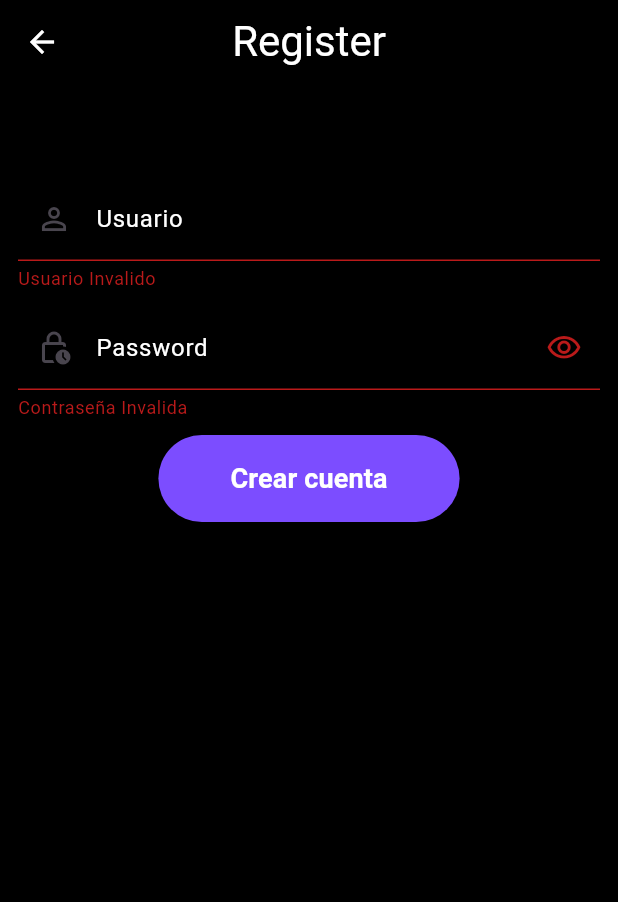
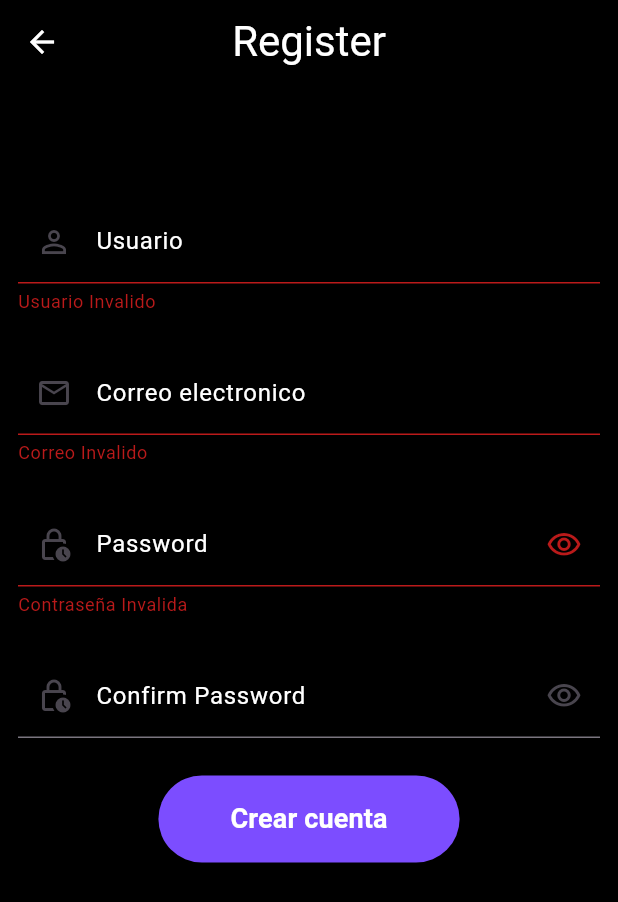
Before and after one commit to Yashsei/donut-app-cloudsupport, a Flutter app: the Register screen opened directly, after a tap on "Crear cuenta", on a phone screen of 412 x 824 dp. Shown: the top 902 px of the screen. Run offline on Flutter 3.47's test engine with Material 3 defaults, Android fonts, the phone set to English and light mode, and no system bars; our stand-ins replace flutter_dotenv, google_sign_in, supabase_flutter; accounts and stored records are empty.

Commit message:
feat(register and login): add verification and connect DB

```diff
--- a/lib/screens/register.dart
+++ b/lib/screens/register.dart
@@ -1,3 +1,4 @@
+import 'package:donut_app/screens/home_page.dart';
 import 'package:flutter/material.dart';
 import 'package:supabase_flutter/supabase_flutter.dart';
 
@@ -12,12 +13,32 @@ class _RegisterState extends State<Register> {
   bool _obscureText = true;
   final _userFocusNode = FocusNode();
   final _passwordFocusNode = FocusNode();
+  final _confirmFocusNode = FocusNode();
+  final _mailFocusNode = FocusNode();
 
   final _userController = TextEditingController();
   final _passController = TextEditingController();
+  final _mailController = TextEditingController();
+  final _confirmController = TextEditingController();
 
   String? passError;
   String? userError;
+  String? nameError;
+  String? mailError;
+  String? confirmError;
+
+  @override
+  void dispose() {
+    _userController.dispose();
+    _mailController.dispose();
+    _passController.dispose();
+    _confirmController.dispose();
+    _userFocusNode.dispose();
+    _passwordFocusNode.dispose();
+    _confirmFocusNode.dispose();
+    _mailFocusNode.dispose();
+    super.dispose();
+  }
 
   bool isValidUser(String user) {
     final re = RegExp(r'^[A-Za-z]{4,}$');
@@ -31,16 +52,70 @@ class _RegisterState extends State<Register> {
     return re.hasMatch(pass);
   }
 
-  void _onRegister() {
+  bool isValidMail(mail) {
+    final re = RegExp(r'^[^@\s]+@[^@\s]+\.[^@\s]+$');
+    return re.hasMatch(mail);
+  }
+
+  Future<void> _onRegister() async {
     final user = _userController.text.trim();
     final pass = _passController.text.trim();
+    final confirm = _confirmController.text.trim();
+    final mail = _mailController.text.trim();
 
     final uError = isValidUser(user) ? null : 'Usuario Invalido';
     final pError = isValidPassword(pass) ? null : 'Contraseña Invalida';
+    final mError = isValidMail(mail) ? null : 'Correo Invalido';
+    final cError = confirm == pass ? null : 'Las contraseñas no coinciden';
     setState(() {
       userError = uError;
       passError = pError;
+      mailError = mError;
+      confirmError = cError;
     });
+    if (uError != null ||
+        mError != null ||
+        pError != null ||
+        confirmError != null) {
+      return;
+    }
+
+    try {
+      final res = await Supabase.instance.client.auth.signUp(
+        email: mail,
+        password: pass,
+        data: {'username': user},
+      );
+
+      if (!mounted) return;
+
+      if (res.user?.identities?.isEmpty ?? false) {
+        ScaffoldMessenger.of(context).showSnackBar(
+          const SnackBar(content: Text('Este correo ya está registrado')),
+        );
+        return;
+      }
+
+      if (res.session != null) {
+        Navigator.pushAndRemoveUntil(
+          context,
+          MaterialPageRoute(builder: (_) => const HomePage()),
+          (route) => false,
+        );
+      } else {
+        ScaffoldMessenger.of(context)
+            .showSnackBar(const SnackBar(content: Text('Cuenta creada')));
+        Navigator.pop(context);
+      }
+    } on AuthException catch (e) {
+      if (!mounted) return;
+      ScaffoldMessenger.of(context)
+          .showSnackBar(SnackBar(content: Text(e.message)));
+    } catch (e) {
+      if (!mounted) return;
+      ScaffoldMessenger.of(context)
+          .showSnackBar(SnackBar(content: Text('Error: $e')));
+    }
   }
 
   @override
@@ -62,7 +137,7 @@ class _RegisterState extends State<Register> {
           child: Column(
             mainAxisAlignment: MainAxisAlignment.center,
             children: [
-              const SizedBox(height: 10),
+              const SizedBox(height: 25),
               Padding(padding: EdgeInsetsGeometry.all(20)),
               TextField(
                 controller: _userController,
@@ -75,7 +150,19 @@ class _RegisterState extends State<Register> {
                   prefixIcon: const Icon(Icons.person_outline_sharp),
                 ),
               ),
-              const SizedBox(height: 10),
+              const SizedBox(height: 25),
+              TextField(
+                controller: _mailController,
+                focusNode: _mailFocusNode,
+                style: const TextStyle(color: Colors.white),
+                decoration: InputDecoration(
+                  errorText: mailError,
+                  labelText: 'Correo electronico',
+                  labelStyle: const TextStyle(color: Colors.white),
+                  prefixIcon: const Icon(Icons.email_outlined),
+                ),
+              ),
+              const SizedBox(height: 25),
               TextField(
                 controller: _passController,
                 focusNode: _passwordFocusNode,
@@ -100,7 +187,32 @@ class _RegisterState extends State<Register> {
                   ),
                 ),
               ),
-              const SizedBox(height: 10),
+              const SizedBox(height: 25),
+              TextField(
+                controller: _confirmController,
+                focusNode: _confirmFocusNode,
+                obscureText: _obscureText,
+                style: const TextStyle(color: Colors.white),
+                decoration: InputDecoration(
+                  errorText: confirmError,
+                  labelText: 'Confirm Password',
+                  labelStyle: const TextStyle(color: Colors.white),
+                  prefixIcon: const Icon(Icons.lock_clock_outlined),
+                  suffixIcon: IconButton(
+                    onPressed: () {
+                      setState(() {
+                        _obscureText = !_obscureText;
+                      });
+                    },
+                    icon: Icon(
+                      _obscureText
+                          ? Icons.visibility_outlined
+                          : Icons.visibility_off_outlined,
+                    ),
+                  ),
+                ),
+              ),
+              const SizedBox(height: 25),
               Row(
                 mainAxisAlignment: MainAxisAlignment.center,
                 children: [
```
Also changed, not shown: lib/screens/login.dart (+36 -33 lines).
